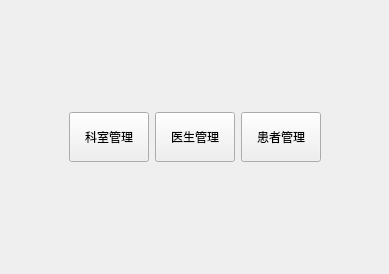
First picture: the form in welcomeview.ui, repository Jvsong/Qttask3, before the edit.
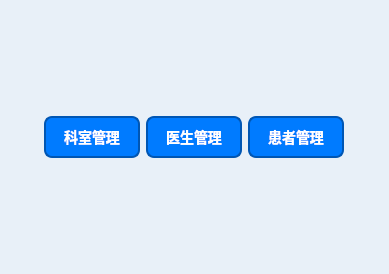
Second picture: the form after the edit.

Patch:
```diff
--- a/welcomeview.ui
+++ b/welcomeview.ui
@@ -13,6 +13,59 @@
   <property name="windowTitle">
    <string>欢迎</string>
   </property>
+  <property name="styleSheet">
+   <string notr="true">/* 整个窗口背景 */
+QWidget {
+    background-color: #E8F0F8; /* 浅蓝色背景，给人平静感 */
+}
+
+/* 按钮样式 */
+QPushButton {
+    background-color: #007BFF; /* 按钮背景颜色 */
+    color: white;  /* 按钮文字颜色 */
+    border: 2px solid #0056B3; /* 按钮边框 */
+    border-radius: 8px; /* 按钮圆角 */
+    font-size: 14px;  /* 字体大小调整为14px，避免按钮过大 */
+    padding: 8px 16px; /* 按钮内边距 */
+    min-width: 60px;  /* 最小宽度为100px */
+    min-height: 20px;  /* 最小高度为40px */
+    transition: background-color 0.3s, transform 0.1s; /* 添加平滑过渡效果 */
+}
+
+/* 按钮悬停样式 */
+QPushButton:hover {
+    background-color: #0056B3; /* 悬停时颜色变深 */
+    transform: scale(1.05); /* 鼠标悬停时按钮放大 */
+}
+
+/* 按钮按下样式 */
+QPushButton:pressed {
+    background-color: #003F7F; /* 按下时按钮颜色更深 */
+    transform: scale(1); /* 按下时去掉放大效果 */
+}
+
+/* 按钮图标样式 */
+QPushButton {
+    text-align: center;
+    font-weight: bold;  /* 按钮文字加粗 */
+}
+
+/* 按钮悬停时添加阴影 */
+QPushButton:hover {
+    box-shadow: 0px 5px 15px rgba(0, 0, 0, 0.1); /* 按钮悬停时加入柔和的阴影 */
+}
+
+/* 处理布局的间距 */
+QSpacerItem {
+    background-color: transparent; /* 空间器透明 */
+}
+
+/* 布局管理 - 水平布局和垂直布局居中 */
+QHBoxLayout, QVBoxLayout {
+    alignItems: center;
+}
+</string>
+  </property>
   <layout class="QGridLayout" name="gridLayout">
    <item row="0" column="1">
     <spacer name="verticalSpacer">
@@ -55,8 +108,8 @@
        </property>
        <property name="minimumSize">
         <size>
-         <width>50</width>
-         <height>50</height>
+         <width>96</width>
+         <height>40</height>
         </size>
        </property>
        <property name="sizeIncrement">
@@ -65,6 +118,9 @@
          <height>50</height>
         </size>
        </property>
+       <property name="styleSheet">
+        <string notr="true"/>
+       </property>
        <property name="text">
         <string>科室管理</string>
        </property>
@@ -86,8 +142,8 @@
        </property>
        <property name="minimumSize">
         <size>
-         <width>50</width>
-         <height>50</height>
+         <width>96</width>
+         <height>40</height>
         </size>
        </property>
        <property name="sizeIncrement">
@@ -117,8 +173,8 @@
        </property>
        <property name="minimumSize">
         <size>
-         <width>50</width>
-         <height>50</height>
+         <width>96</width>
+         <height>40</height>
         </size>
        </property>
        <property name="sizeIncrement">
```
